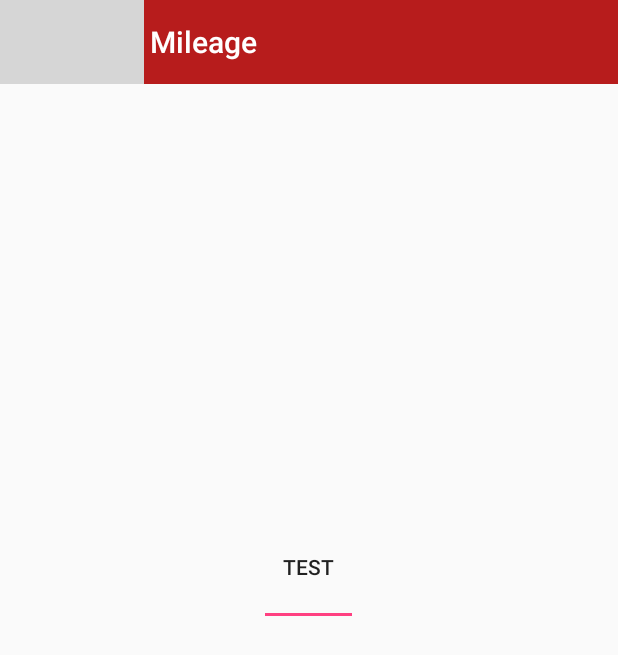
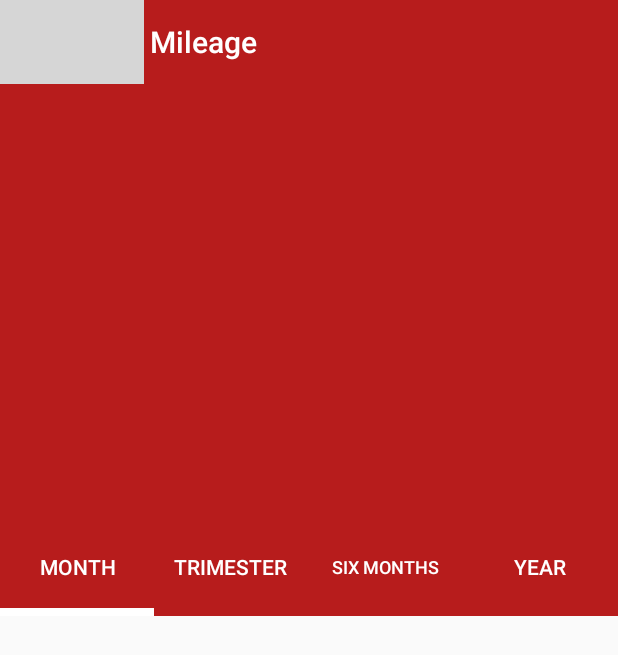
Before and after one commit to TobiPristupin/RUN, an Android app: the GraphFragment screen opened directly, with no data from a screen before it, on a phone screen of 412 x 824 dp. Shown: the top 655 px of the screen. Run offline under Robolectric (Android 15) with nearby library versions, the phone set to English and light mode, and no system bars; libraries missing offline, so code that uses them is left out: com.github.mikephil.charting; 10 statements that could not run were skipped; grey boxes are pictures that could not be loaded.

Commit message:
Polished Mileage TabLayout, added working graph

```diff
--- a/app/src/main/java/com/example/tobias/run/GraphFragment.java
+++ b/app/src/main/java/com/example/tobias/run/GraphFragment.java
@@ -6,6 +6,15 @@ import android.support.v4.app.Fragment;
 import android.view.LayoutInflater;
 import android.view.View;
 import android.view.ViewGroup;
+import android.widget.LinearLayout;
+
+import com.github.mikephil.charting.charts.LineChart;
+import com.github.mikephil.charting.data.Entry;
+import com.github.mikephil.charting.data.LineData;
+import com.github.mikephil.charting.data.LineDataSet;
+
+import java.util.ArrayList;
+import java.util.List;
 
 /**
  * Created by tobi on 3/7/17.
@@ -14,12 +23,14 @@ import android.view.ViewGroup;
 public class GraphFragment extends Fragment {
 
     private View rootView;
+    private LinearLayout layout;
 
 
     @Nullable
     @Override
     public View onCreateView(LayoutInflater inflater, @Nullable ViewGroup container, @Nullable Bundle savedInstanceState) {
         rootView = inflater.inflate(R.layout.stats_container, container, false);
+        layout = (LinearLayout) rootView.findViewById(R.id.stats_container_layout);
         initGraph();
         return rootView;
     }
@@ -36,9 +47,47 @@ public class GraphFragment extends Fragment {
         Bundle args = getArguments();
         GraphVariants graphType = (GraphVariants) args.getSerializable("graphType");
         switch (graphType){
-            case  BAR_GRAPH_MILEAGE_MONTH:
+            case  BAR_GRAPH_MILEAGE_MONTH :
+                initBarMileageMonth();
+                break;
+            case  BAR_GRAPH_MILEAGE_TRIMESTER:
+                initBarMileageTrimester();
+                break;
+            case  BAR_GRAPH_MILEAGE_HALFYEAR:
+                initBarMileageHalfYear();
+                break;
+            case  BAR_GRAPH_MILEAGE_YEAR:
+                initBarMileageYear();
+                break;
+        }
+    }
 
-        }
+    private void initBarMileageMonth(){
+        layout.setBackgroundColor(getResources().getColor(R.color.colorPrimaryDark));
+        LineChart lineChart = new LineChart(getContext());
+        lineChart.setLayoutParams(new ViewGroup.LayoutParams(ViewGroup.LayoutParams.MATCH_PARENT,
+                ViewGroup.LayoutParams.MATCH_PARENT));
+        layout.addView(lineChart);
+
+        List<Entry> entries = new ArrayList<>();
+        entries.add(new Entry(1, 3));
+        entries.add(new Entry(2, 5));
+        LineDataSet dataSet = new LineDataSet(entries, "Label");
+        LineData lineData = new LineData(dataSet);
+        lineChart.setData(lineData);
+        lineChart.invalidate();
+    }
+
+    private void initBarMileageTrimester(){
+        layout.setBackgroundColor(getResources().getColor(R.color.colorPrimaryDark));
+    }
+
+    private void initBarMileageHalfYear(){
+        layout.setBackgroundColor(getResources().getColor(R.color.colorPrimaryDark));
+    }
+
+    private void initBarMileageYear(){
+        layout.setBackgroundColor(getResources().getColor(R.color.colorPrimaryDark));
     }
 
 
--- a/app/src/main/java/com/example/tobias/run/StatsMileageActivity.java
+++ b/app/src/main/java/com/example/tobias/run/StatsMileageActivity.java
@@ -2,6 +2,9 @@ package com.example.tobias.run;
 
 import android.os.Bundle;
 import android.support.design.widget.TabLayout;
+import android.support.v4.app.Fragment;
+import android.support.v4.app.FragmentManager;
+import android.support.v4.app.FragmentPagerAdapter;
 import android.support.v4.view.ViewPager;
 import android.support.v7.app.AppCompatActivity;
 import android.support.v7.widget.Toolbar;
@@ -15,15 +18,9 @@ public class StatsMileageActivity extends AppCompatActivity {
     protected void onCreate(Bundle savedInstanceState) {
         super.onCreate(savedInstanceState);
         setContentView(R.layout.activity_mileage);
+
         initToolbar();
-        ViewPager viewPager = (ViewPager) findViewById(R.id.mileage_viewpager);
-        TabLayout tabLayout = (TabLayout) findViewById(R.id.mileage_tablayout);
-
-        viewPager.setAdapter(new StatsPagerAdapter(getSupportFragmentManager()));
-
-        tabLayout.setupWithViewPager(viewPager);
-
-
+        initViewPager();
     }
 
     @Override
@@ -56,4 +53,49 @@ public class StatsMileageActivity extends AppCompatActivity {
         window.setStatusBarColor(getResources().getColor(R.color.colorPrimaryDark));
     }
 
+    private void initViewPager(){
+        ViewPager viewPager = (ViewPager) findViewById(R.id.mileage_viewpager);
+        TabLayout tabLayout = (TabLayout) findViewById(R.id.mileage_tablayout);
+
+        viewPager.setAdapter(new StatsPagerAdapter(getSupportFragmentManager()));
+        tabLayout.setupWithViewPager(viewPager);
+    }
+
+    private class StatsPagerAdapter extends FragmentPagerAdapter {
+
+
+        private String[] tabTitles = new String[]{"Month", "Trimester", "Six Months", "Year"};
+
+        private StatsPagerAdapter(FragmentManager fm){
+            super(fm);
+        }
+
+        @Override
+        public Fragment getItem(int position) {
+            switch (position){
+                case 0 :
+                    return GraphFragment.newInstance(GraphVariants.BAR_GRAPH_MILEAGE_MONTH);
+                case 1 :
+                    return GraphFragment.newInstance(GraphVariants.BAR_GRAPH_MILEAGE_TRIMESTER);
+                case 2 :
+                    return GraphFragment.newInstance(GraphVariants.BAR_GRAPH_MILEAGE_HALFYEAR);
+                case 3 :
+                    return GraphFragment.newInstance(GraphVariants.BAR_GRAPH_MILEAGE_YEAR);
+            }
+
+            return null;
+        }
+
+        @Override
+        public int getCount() {
+            return tabTitles.length;
+        }
+
+        @Override
+        public CharSequence getPageTitle(int position) {
+            return tabTitles[position];
+        }
+    }
+
+
 }
--- a/app/src/main/java/com/example/tobias/run/StatsPagerAdapter.java
+++ /dev/null
@@ -1,37 +0,0 @@
-package com.example.tobias.run;
-
-import android.support.v4.app.Fragment;
-import android.support.v4.app.FragmentManager;
-import android.support.v4.app.FragmentPagerAdapter;
-
-/**
- * Created by tobi on 3/6/17.
- */
-
-public class StatsPagerAdapter extends FragmentPagerAdapter {
-
-
-    public StatsPagerAdapter(FragmentManager fm){
-        super(fm);
-    }
-
-    @Override
-    public Fragment getItem(int position) {
-        switch (position){
-            case 0 :
-                return GraphFragment.newInstance(GraphVariants.BAR_GRAPH_MILEAGE_TRIMESTER);
-        }
-
-        return null;
-    }
-
-    @Override
-    public int getCount() {
-        return 1;
-    }
-
-    @Override
-    public CharSequence getPageTitle(int position) {
-        return "Test";
-    }
-}
--- a/app/src/main/res/layout/activity_mileage.xml
+++ b/app/src/main/res/layout/activity_mileage.xml
@@ -28,13 +28,20 @@
         android:id="@+id/mileage_tablayout"
         android:layout_width="match_parent"
         android:layout_height="0dp"
-        android:layout_weight="8">
+        android:layout_weight="8"
+        app:tabTextColor="@android:color/white"
+        app:tabSelectedTextColor="@android:color/white"
+        app:tabIndicatorColor="@android:color/white"
+        app:tabIndicatorHeight="5dp"
+        app:tabMode="fixed"
+        android:background="@color/colorPrimaryDark">
     </android.support.design.widget.TabLayout>
 
     <RelativeLayout
         android:layout_width="match_parent"
         android:layout_height="0dp"
-        android:layout_weight="50"></RelativeLayout>
+        android:layout_weight="50">
+    </RelativeLayout>
 
 
 
--- a/build.gradle
+++ b/build.gradle
@@ -8,7 +8,7 @@ buildscript {
         }
     }
     dependencies {
-        classpath 'com.android.tools.build:gradle:2.2.3'
+        classpath 'com.android.tools.build:gradle:2.3.0'
 
         // NOTE: Do not place your application dependencies here; they belong
         // in the individual module build.gradle files
```
Also changed, not shown: gradle/wrapper/gradle-wrapper.properties.
